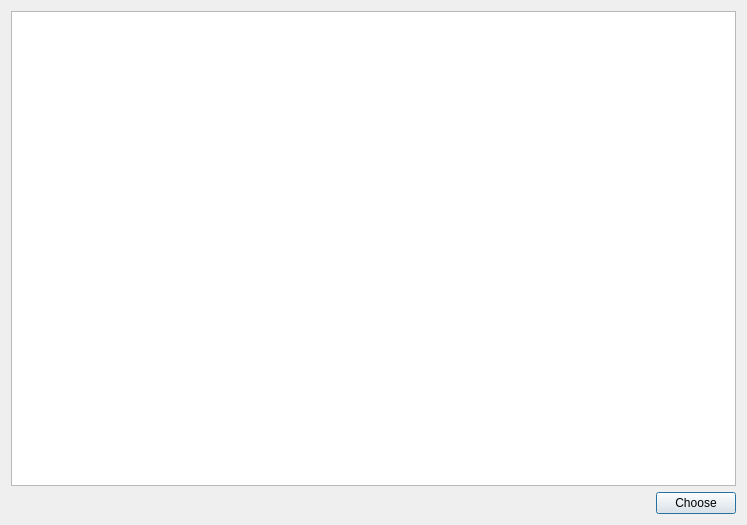
Old version of the form src/gui/ui/addressbookdialog.ui in the repository ConcealNetwork/conceal-desktop.
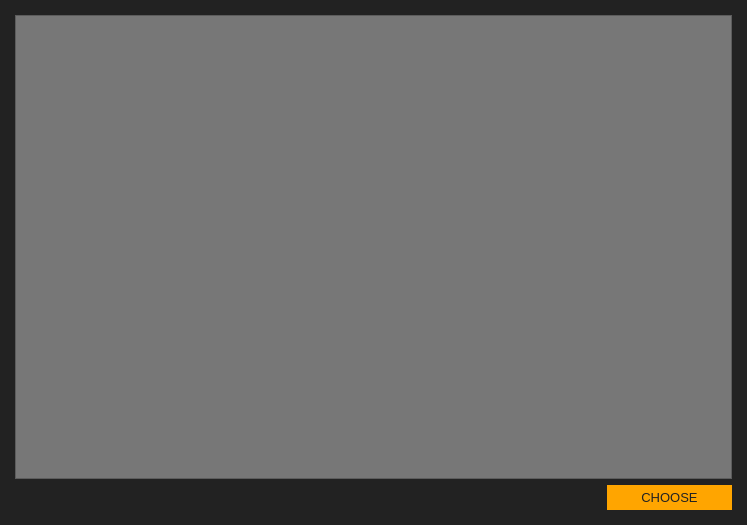
New version of the form.

Diff of the .ui file:
```diff
--- a/src/gui/ui/addressbookdialog.ui
+++ b/src/gui/ui/addressbookdialog.ui
@@ -13,9 +13,28 @@
   <property name="windowTitle">
    <string>Select address</string>
   </property>
+  <property name="styleSheet">
+   <string notr="true">background-color: #222; color: #e5e5e5;</string>
+  </property>
   <layout class="QVBoxLayout" name="verticalLayout">
+   <property name="leftMargin">
+    <number>15</number>
+   </property>
+   <property name="topMargin">
+    <number>15</number>
+   </property>
+   <property name="rightMargin">
+    <number>15</number>
+   </property>
+   <property name="bottomMargin">
+    <number>15</number>
+   </property>
    <item>
-    <widget class="QTreeView" name="m_addressBookView"/>
+    <widget class="QTreeView" name="m_addressBookView">
+     <property name="styleSheet">
+      <string notr="true">background-color: #777; color: #e5e5e5;</string>
+     </property>
+    </widget>
    </item>
    <item>
     <layout class="QHBoxLayout" name="horizontalLayout">
@@ -34,8 +53,23 @@
      </item>
      <item>
       <widget class="QPushButton" name="m_okButton">
+       <property name="minimumSize">
+        <size>
+         <width>125</width>
+         <height>25</height>
+        </size>
+       </property>
+       <property name="font">
+        <font>
+         <family>Arial</family>
+         <pointsize>10</pointsize>
+        </font>
+       </property>
+       <property name="styleSheet">
+        <string notr="true">color: #222; border-radius: 0px; border: 0px solid; background-color: orange;</string>
+       </property>
        <property name="text">
-        <string>Choose</string>
+        <string>CHOOSE</string>
        </property>
       </widget>
      </item>
```
